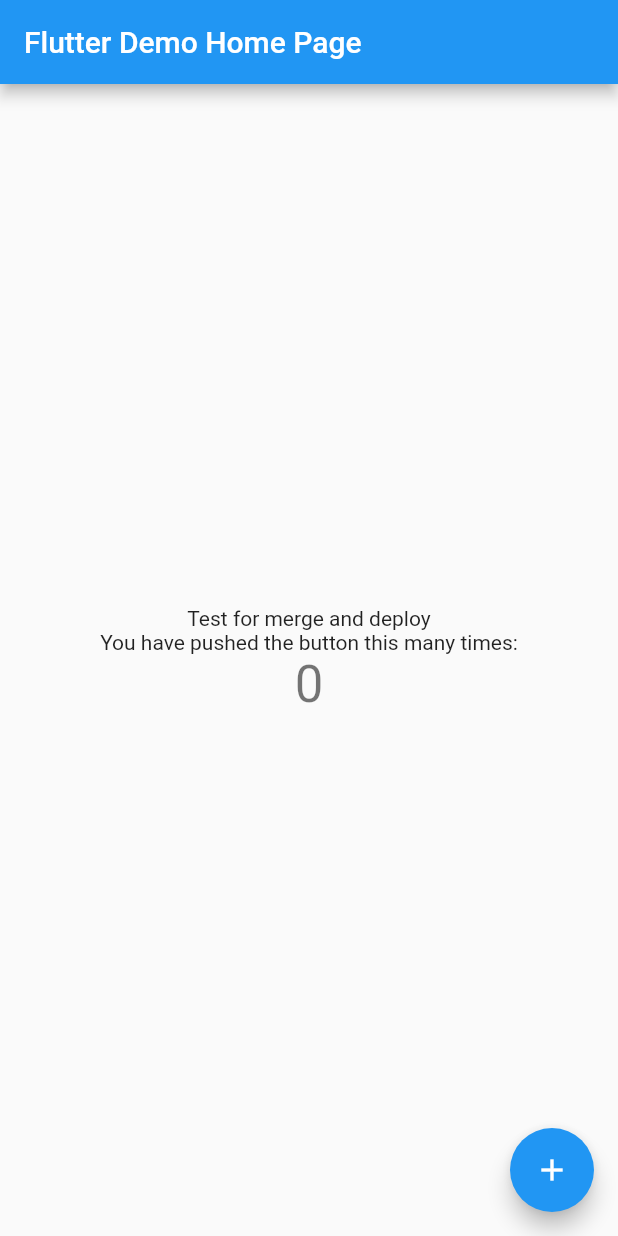
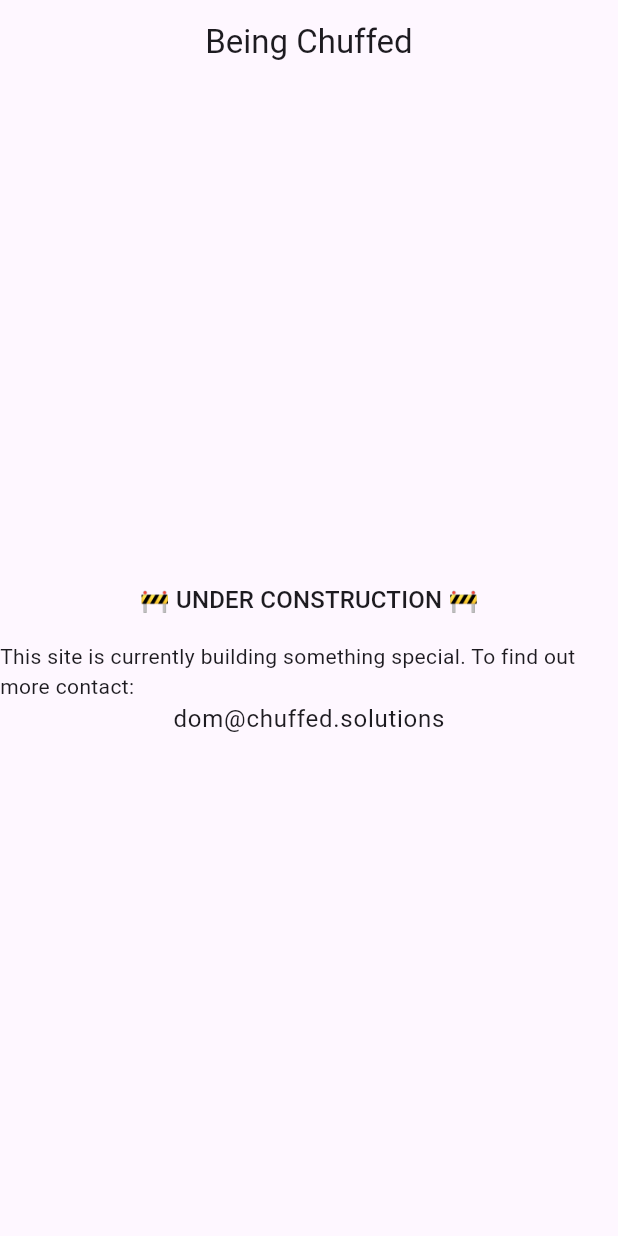
Before and after one commit to ChuffedDom/being-chuffed, a Flutter app: the screen it shows after launch, on a phone screen of 412 x 824 dp. Run offline on Flutter 3.47's test engine with Material 2 defaults, Android fonts, the phone set to English and light mode, and no system bars; our stand-ins replace firebase_core; accounts and stored records are empty; Roboto replaces fonts that are missing (--apple-system); statements that could not run were skipped.

Commit message:
Built the construction landing page

```diff
--- a/lib/main.dart
+++ b/lib/main.dart
@@ -19,104 +19,42 @@
       title: 'Flutter Demo',
       theme: ThemeData(
         fontFamily: '--apple-system',
-        // This is the theme of your application.
-        //
-        // Try running your application with "flutter run". You'll see the
-        // application has a blue toolbar. Then, without quitting the app, try
-        // changing the primarySwatch below to Colors.green and then invoke
-        // "hot reload" (press "r" in the console where you ran "flutter run",
-        // or simply save your changes to "hot reload" in a Flutter IDE).
-        // Notice that the counter didn't reset back to zero; the application
-        // is not restarted.
-        primarySwatch: Colors.blue,
+        useMaterial3: true,
       ),
-      home: const MyHomePage(title: 'Flutter Demo Home Page'),
+      home: const MyHomePage(),
     );
   }
 }
 
-class MyHomePage extends StatefulWidget {
-  const MyHomePage({super.key, required this.title});
-
-  // This widget is the home page of your application. It is stateful, meaning
-  // that it has a State object (defined below) that contains fields that affect
-  // how it looks.
-
-  // This class is the configuration for the state. It holds the values (in this
-  // case the title) provided by the parent (in this case the App widget) and
-  // used by the build method of the State. Fields in a Widget subclass are
-  // always marked "final".
-
-  final String title;
-
-  @override
-  State<MyHomePage> createState() => _MyHomePageState();
-}
-
-class _MyHomePageState extends State<MyHomePage> {
-  int _counter = 0;
-
-  void _incrementCounter() {
-    setState(() {
-      // This call to setState tells the Flutter framework that something has
-      // changed in this State, which causes it to rerun the build method below
-      // so that the display can reflect the updated values. If we changed
-      // _counter without calling setState(), then the build method would not be
-      // called again, and so nothing would appear to happen.
-      _counter++;
-    });
-  }
+class MyHomePage extends StatelessWidget {
+  const MyHomePage({super.key});
 
   @override
   Widget build(BuildContext context) {
-    // This method is rerun every time setState is called, for instance as done
-    // by the _incrementCounter method above.
-    //
-    // The Flutter framework has been optimized to make rerunning build methods
-    // fast, so that you can just rebuild anything that needs updating rather
-    // than having to individually change instances of widgets.
     return Scaffold(
       appBar: AppBar(
-        // Here we take the value from the MyHomePage object that was created by
-        // the App.build method, and use it to set our appbar title.
-        title: Text(widget.title),
+        title: const Text("Being Chuffed"),
+        centerTitle: true,
       ),
       body: Center(
-        // Center is a layout widget. It takes a single child and positions it
-        // in the middle of the parent.
         child: Column(
-          // Column is also a layout widget. It takes a list of children and
-          // arranges them vertically. By default, it sizes itself to fit its
-          // children horizontally, and tries to be as tall as its parent.
-          //
-          // Invoke "debug painting" (press "p" in the console, choose the
-          // "Toggle Debug Paint" action from the Flutter Inspector in Android
-          // Studio, or the "Toggle Debug Paint" command in Visual Studio Code)
-          // to see the wireframe for each widget.
-          //
-          // Column has various properties to control how it sizes itself and
-          // how it positions its children. Here we use mainAxisAlignment to
-          // center the children vertically; the main axis here is the vertical
-          // axis because Columns are vertical (the cross axis would be
-          // horizontal).
+          mainAxisSize: MainAxisSize.max,
           mainAxisAlignment: MainAxisAlignment.center,
-          children: <Widget>[
-            const Text("Test for merge and deploy"),
+          children: [
+            Text(
+              "🚧 UNDER CONSTRUCTION 🚧",
+              style: Theme.of(context).textTheme.titleMedium,
+            ),
+            const SizedBox(height: 15),
             const Text(
-              'You have pushed the button this many times:',
-            ),
+                "This site is currently building something special. To find out more contact:"),
             Text(
-              '$_counter',
-              style: Theme.of(context).textTheme.headline4,
+              "dom@chuffed.solutions",
+              style: Theme.of(context).textTheme.bodyLarge,
             ),
           ],
         ),
       ),
-      floatingActionButton: FloatingActionButton(
-        onPressed: _incrementCounter,
-        tooltip: 'Increment',
-        child: const Icon(Icons.add),
-      ), // This trailing comma makes auto-formatting nicer for build methods.
     );
   }
 }
```
